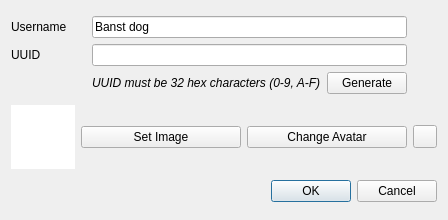
Above: src/yuzu/configuration/system/new_user_dialog.ui from Banstowi/-glantine--emu-Switch2 before the change. Below: the same form after it.
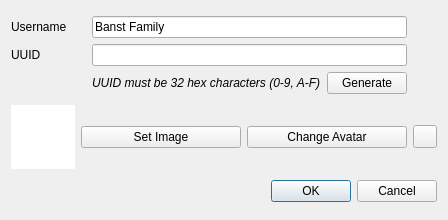
That is the form after the change.

Commit message:
Rename to Banst Family and default the interface to French
Every displayed name (window title, menus, dialogs, translations, Discord status, Linux desktop
entry, macOS bundle and disk image, release titles) now reads Banst Family. The interface
language setting defaults to French ("fr") instead of following the system language; it can
still be changed in the configuration. The banstdog executable, data directory and artifact
names are unchanged.

Claude-Session: https://claude.ai/code/session_01MsSmfafnsutrNsLC2WvgSz

What changed in the file:
```diff
--- a/src/yuzu/configuration/system/new_user_dialog.ui
+++ b/src/yuzu/configuration/system/new_user_dialog.ui
@@ -57,7 +57,7 @@
      <item row="0" column="1" colspan="2">
       <widget class="QLineEdit" name="username">
        <property name="text">
-        <string>Banst dog</string>
+        <string>Banst Family</string>
        </property>
       </widget>
      </item>
```
The commit also changes 54 other files.
